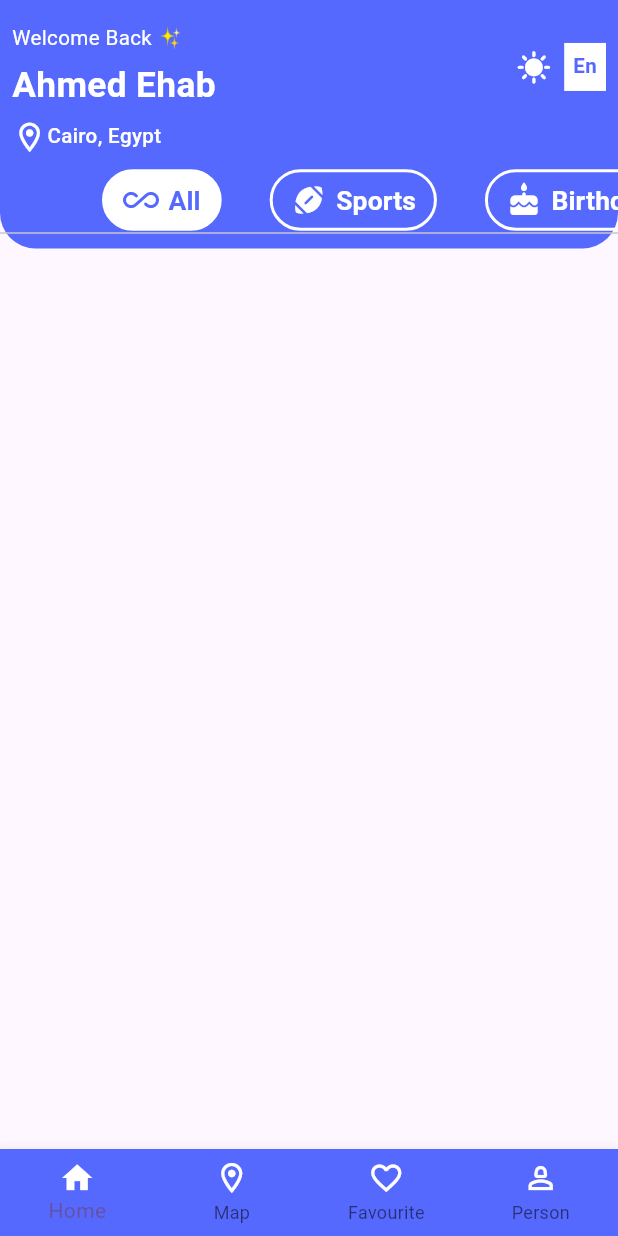
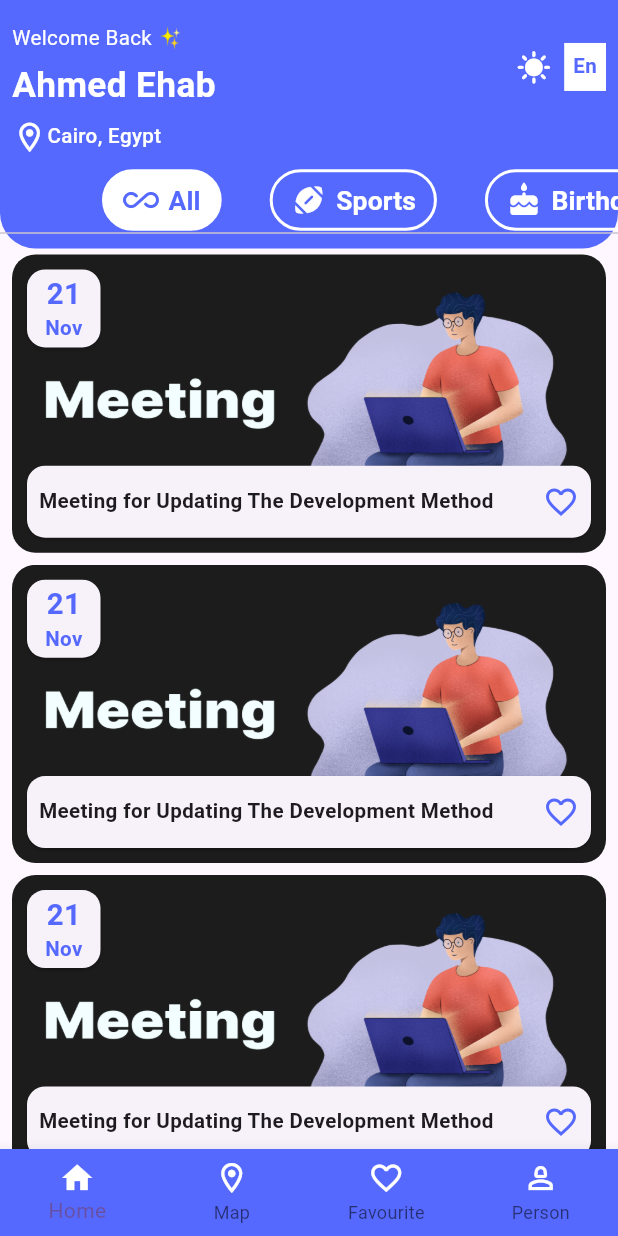
Before and after one commit to ahmedEhab10/Evently_App, a Flutter app: the screen it shows after launch, after a tap on "Create Account", on a phone screen of 412 x 824 dp. Run offline on Flutter 3.47's test engine with Material 3 defaults, Android fonts, the light colour scheme and no system bars; our stand-ins replace flutter_screenutil.

Commit message:
finish home screen ui

```diff
--- /dev/null
+++ b/lib/Models/Event_item_model.dart
@@ -0,0 +1,18 @@
+import 'package:flutter/material.dart';
+import 'package:myeventlyapp/Models/category_model.dart';
+
+class EventModel {
+  CategoryModel category;
+  String title;
+  String description;
+  DateTime date;
+  TimeOfDay? time;
+
+  EventModel({
+    required this.category,
+    required this.title,
+    required this.description,
+    required this.date,
+    this.time,
+  });
+}
--- a/lib/Models/category_model.dart
+++ b/lib/Models/category_model.dart
@@ -23,55 +23,55 @@ class CategoryModel {
       id: "1",
       name: "Sports",
       icon: Icons.sports_football_rounded,
-      imagePath: "imagePath",
+      imagePath: "assets/images/sport.png",
     ),
     CategoryModel(
       id: "2",
       name: "Birthday",
       icon: Icons.cake_rounded,
-      imagePath: "imagePath",
+      imagePath: "assets/images/birthday.png",
     ),
     CategoryModel(
       id: "3",
       name: "Meeting",
       icon: Icons.laptop_mac_rounded,
-      imagePath: "imagePath",
+      imagePath: "assets/images/meeting.png",
     ),
     CategoryModel(
       id: "4",
       name: "Gaming",
       icon: Icons.gamepad_rounded,
-      imagePath: "imagePath",
+      imagePath: "assets/images/gaming.png",
     ),
     CategoryModel(
       id: "5",
       name: "Eating",
       icon: Icons.local_pizza_rounded,
-      imagePath: "imagePath",
+      imagePath: "assets/images/eat.png",
     ),
     CategoryModel(
       id: "6",
       name: "Holiday",
       icon: Icons.holiday_village_rounded,
-      imagePath: "imagePath",
+      imagePath: "assets/images/holiday.png",
     ),
     CategoryModel(
       id: "7",
       name: "Exhibition",
       icon: Icons.water_drop_rounded,
-      imagePath: "imagePath",
+      imagePath: "assets/images/exhibition.png",
     ),
     CategoryModel(
       id: "8",
       name: "Workshop",
       icon: Icons.workspaces_rounded,
-      imagePath: "imagePath",
+      imagePath: "assets/images/workshop.png",
     ),
     CategoryModel(
       id: "9",
       name: "book Club",
       icon: Icons.book_online_rounded,
-      imagePath: "imagePath",
+      imagePath: "assets/images/Book Club.png",
     ),
   ];
   static List<CategoryModel> categories = [
@@ -79,55 +79,55 @@ class CategoryModel {
       id: "1",
       name: "Sports",
       icon: Icons.sports_football_rounded,
-      imagePath: "imagePath",
+      imagePath: "assets/images/sport.png",
     ),
     CategoryModel(
       id: "2",
       name: "Birthday",
       icon: Icons.cake_rounded,
-      imagePath: "imagePath",
+      imagePath: "assets/images/birthday.png",
     ),
     CategoryModel(
       id: "3",
       name: "Meeting",
       icon: Icons.laptop_mac_rounded,
-      imagePath: "imagePath",
+      imagePath: "assets/images/meeting.png",
     ),
     CategoryModel(
       id: "4",
       name: "Gaming",
       icon: Icons.gamepad_rounded,
-      imagePath: "imagePath",
+      imagePath: "assets/images/gaming.png",
     ),
     CategoryModel(
       id: "5",
       name: "Eating",
       icon: Icons.local_pizza_rounded,
-      imagePath: "imagePath",
+      imagePath: "assets/images/eat.png",
     ),
     CategoryModel(
       id: "6",
       name: "Holiday",
       icon: Icons.holiday_village_rounded,
-      imagePath: "imagePath",
+      imagePath: "assets/images/holiday.png",
     ),
     CategoryModel(
       id: "7",
       name: "Exhibition",
       icon: Icons.water_drop_rounded,
-      imagePath: "imagePath",
+      imagePath: "assets/images/exhibition.png",
     ),
     CategoryModel(
       id: "8",
       name: "Workshop",
       icon: Icons.workspaces_rounded,
-      imagePath: "imagePath",
+      imagePath: "assets/images/workshop.png",
     ),
     CategoryModel(
       id: "9",
       name: "book Club",
       icon: Icons.book_online_rounded,
-      imagePath: "imagePath",
+      imagePath: "assets/images/Book Club.png",
     ),
   ];
 }
--- /dev/null
+++ b/lib/core/widgets/Event_item.dart
@@ -0,0 +1,101 @@
+import 'package:flutter/material.dart';
+import 'package:flutter_screenutil/flutter_screenutil.dart';
+import 'package:myeventlyapp/Models/Event_item_model.dart';
+import 'package:myeventlyapp/core/res/colors_manager.dart';
+
+class Event_item extends StatefulWidget {
+  const Event_item({super.key, required this.eventModel});
+  final EventModel eventModel;
+
+  @override
+  State<Event_item> createState() => _Event_itemState();
+}
+
+class _Event_itemState extends State<Event_item> {
+  bool isfav = false;
+  @override
+  Widget build(BuildContext context) {
+    return Container(
+      margin: const EdgeInsets.symmetric(horizontal: 8, vertical: 4),
+      width: double.infinity,
+      height: 203.h,
+      decoration: BoxDecoration(
+        borderRadius: BorderRadius.circular(16.r),
+        image: DecorationImage(
+          image: AssetImage(widget.eventModel.category.imagePath),
+          fit: BoxFit.fill,
+        ),
+      ),
+      child: Padding(
+        padding: const EdgeInsets.all(6.0),
+        child: Column(
+          crossAxisAlignment: CrossAxisAlignment.start,
+          children: [
+            Card(
+              child: Padding(
+                padding: const EdgeInsets.symmetric(
+                  horizontal: 12.0,
+                  vertical: 2,
+                ),
+                child: Column(
+                  crossAxisAlignment: CrossAxisAlignment.center,
+                  children: [
+                    Text(
+                      '21',
+                      style: TextStyle(
+                        fontSize: 20.sp,
+                        fontWeight: FontWeight.bold,
+                        color: ColorsManager.blue,
+                      ),
+                    ),
+                    Text(
+                      'Nov',
+                      style: TextStyle(
+                        fontSize: 14.sp,
+                        fontWeight: FontWeight.bold,
+                        color: ColorsManager.blue,
+                      ),
+                    ),
+                  ],
+                ),
+              ),
+            ),
+            Spacer(),
+            Card(
+              child: Padding(
+                padding: const EdgeInsets.symmetric(
+                  horizontal: 8.0,
+                  vertical: 12,
+                ),
+                child: Row(
+                  children: [
+                    Expanded(
+                      child: Text(
+                        widget.eventModel.title,
+                        style: TextStyle(
+                          fontWeight: FontWeight.bold,
+                          fontSize: 14.sp,
+                        ),
+                      ),
+                    ),
+                    GestureDetector(
+                      onTap: () {
+                        setState(() {
+                          isfav = !isfav;
+                        });
+                      },
+                      child: Icon(
+                        isfav ? Icons.favorite : Icons.favorite_border_outlined,
+                        color: ColorsManager.blue,
+                      ),
+                    ),
+                  ],
+                ),
+              ),
+            ),
+          ],
+        ),
+      ),
+    );
+  }
+}
--- a/lib/featuers/main_layout/widgets/home_tap/widgets/home_screen_body.dart
+++ b/lib/featuers/main_layout/widgets/home_tap/widgets/home_screen_body.dart
@@ -1,9 +1,10 @@
-import 'package:flutter/foundation.dart';
 import 'package:flutter/material.dart';
 import 'package:flutter_screenutil/flutter_screenutil.dart';
+import 'package:myeventlyapp/Models/Event_item_model.dart';
 import 'package:myeventlyapp/Models/category_model.dart';
 import 'package:myeventlyapp/core/res/colors_manager.dart';
 import 'package:myeventlyapp/core/widgets/Custom_tab_item.dart';
+import 'package:myeventlyapp/core/widgets/Event_item.dart';
 import 'package:myeventlyapp/featuers/main_layout/widgets/home_tap/widgets/information_widget.dart';
 
 class HomeScreenBody extends StatelessWidget {
@@ -11,7 +12,24 @@ class HomeScreenBody extends StatelessWidget {
 
   @override
   Widget build(BuildContext context) {
-    return Column(children: [information_containat()]);
+    return Column(
+      children: [
+        information_containat(),
+        Expanded(
+          child: ListView.builder(
+            itemBuilder: (context, index) => Event_item(
+              eventModel: EventModel(
+                category: CategoryModel.categories[2],
+                title: 'Meeting for Updating The Development Method ',
+                description: 'Meeting for Updating The Development Method ',
+                date: DateTime.now(),
+              ),
+            ),
+            itemCount: 15,
+          ),
+        ),
+      ],
+    );
   }
 }
 
```
Also changed, not shown: assets/images/Book Club.png (added), assets/images/birthday.png (added), assets/images/eat.png (added), assets/images/exhibition.png (added), assets/images/gaming.png (added), assets/images/holiday.png (added), assets/images/meeting.png (added), assets/images/sport.png (added), assets/images/workshop.png (added).
